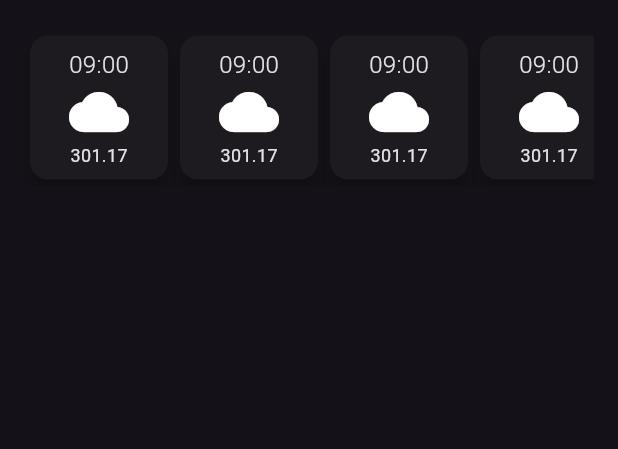
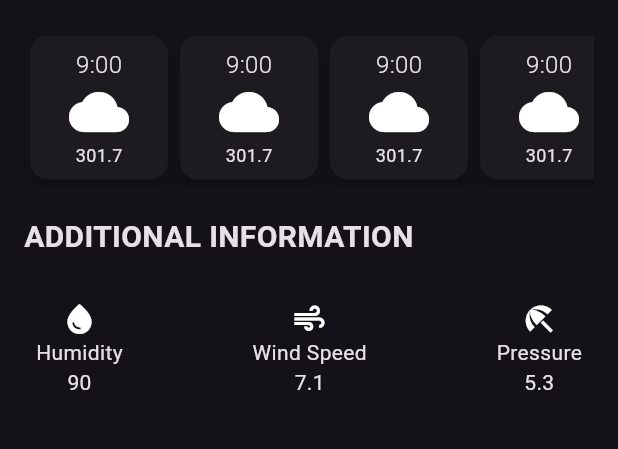
Before and after one commit to aryanxofficial/Weather-App, a Flutter app: the screen it shows after launch, on a phone screen of 412 x 824 dp, the part 449-898 px from its top. Run offline on Flutter 3.47's test engine with Material 2 defaults, Android fonts, the phone set to English and light mode, and no system bars.

```diff
--- /dev/null
+++ b/lib/additional_info.dart
@@ -0,0 +1,27 @@
+import 'package:flutter/material.dart';
+
+class AdditionalInformation extends StatelessWidget {
+  final IconData icon;
+  final String label;
+  final String value;
+  const AdditionalInformation(
+    {super.key,
+    required this.icon,
+    required this.label,
+    required this.value}
+    );
+
+  @override
+  Widget build(BuildContext context) {
+    return Container(
+      padding: const EdgeInsets.all(8),
+      child: Column(
+        children: [
+          Icon(icon),
+          Text(label),
+          Text(value)
+        ],
+      ),
+    );
+  }
+}
--- /dev/null
+++ b/lib/hourly_forecast.dart
@@ -0,0 +1,37 @@
+import 'package:flutter/material.dart';
+
+class HourlyForecast extends StatelessWidget {
+  final String time;
+  final IconData icon;
+  final String temperature;
+  const HourlyForecast({super.key, required this.time, required this.icon, required this.temperature});
+
+  @override
+  Widget build(BuildContext context) {
+    return Container(
+      width: 100,
+      child: Card(
+        elevation: 5,
+        child: Padding(
+          padding: const EdgeInsets.all(8.0),
+          child: Column(
+            children: [
+              Text(
+                time,
+                style: const TextStyle(fontSize: 16, fontWeight: FontWeight.w300),
+              ),
+              Icon(
+                icon,
+                size: 40,
+              ),
+              Text(
+                temperature,
+                style: const TextStyle(fontSize: 12),
+              )
+            ],
+          ),
+        ),
+      ),
+    );
+  }
+}
--- /dev/null
+++ b/lib/secrets.dart
@@ -0,0 +1 @@
+const openWeatherAPIKey = 'ac0a0ec8c4e5bd5a94520f696bb177b6';
--- a/lib/weather_screen.dart
+++ b/lib/weather_screen.dart
@@ -1,8 +1,19 @@
 import 'dart:ui';
 import 'package:flutter/material.dart';
+import 'package:weather_app/additional_info.dart';
+import 'package:weather_app/secrets.dart';
+import 'hourly_forecast.dart';
+import 'package:http/http.dart' as http;
 
 class WeatherScreen extends StatelessWidget {
   const WeatherScreen({super.key});
+
+  //app Id should be always stored in a seperate file and put in gitignore to avoid pushing to github or while deploying
+  Future getCurrentWeather() async {
+    String cityName = 'London';
+    http.get(Uri.parse(
+        'https://api.openweathermap.org/data/2.5/weather?q=$cityName&APPID=$openWeatherAPIKey'));
+  }
 
   @override
   Widget build(BuildContext context) {
@@ -66,20 +77,98 @@ class WeatherScreen extends StatelessWidget {
               scrollDirection: Axis.horizontal,
               child: Row(
                 children: [
-                  HourlyForecast(),
-                  HourlyForecast(),
-                  HourlyForecast(),
-                  HourlyForecast(),
-                  HourlyForecast(),
-                  HourlyForecast(),
-                  HourlyForecast(),
-                  HourlyForecast(),
-                  HourlyForecast(),
-                  HourlyForecast(),
-                  HourlyForecast(),
-                  HourlyForecast(),
+                  HourlyForecast(
+                    icon: Icons.cloud,
+                    temperature: '301.7',
+                    time: '9:00',
+                  ),
+                  HourlyForecast(
+                    icon: Icons.cloud,
+                    temperature: '301.7',
+                    time: '9:00',
+                  ),
+                  HourlyForecast(
+                    icon: Icons.cloud,
+                    temperature: '301.7',
+                    time: '9:00',
+                  ),
+                  HourlyForecast(
+                    icon: Icons.cloud,
+                    temperature: '301.7',
+                    time: '9:00',
+                  ),
+                  HourlyForecast(
+                    icon: Icons.cloud,
+                    temperature: '301.7',
+                    time: '9:00',
+                  ),
+                  HourlyForecast(
+                    icon: Icons.cloud,
+                    temperature: '301.7',
+                    time: '9:00',
+                  ),
+                  HourlyForecast(
+                    icon: Icons.cloud,
+                    temperature: '301.7',
+                    time: '9:00',
+                  ),
+                  HourlyForecast(
+                    icon: Icons.cloud,
+                    temperature: '301.7',
+                    time: '9:00',
+                  ),
+                  HourlyForecast(
+                    icon: Icons.cloud,
+                    temperature: '301.7',
+                    time: '9:00',
+                  ),
+                  HourlyForecast(
+                    icon: Icons.cloud,
+                    temperature: '301.7',
+                    time: '9:00',
+                  ),
+                  HourlyForecast(
+                    icon: Icons.cloud,
+                    temperature: '301.7',
+                    time: '9:00',
+                  ),
+                  HourlyForecast(
+                    icon: Icons.cloud,
+                    temperature: '301.7',
+                    time: '9:00',
+                  ),
                 ],
               ),
+            ),
+            const SizedBox(
+              height: 20,
+            ),
+            const Text(
+              'ADDITIONAL INFORMATION',
+              style: TextStyle(fontSize: 20, fontWeight: FontWeight.bold),
+            ),
+            const SizedBox(
+              height: 20,
+            ),
+            const Row(
+              mainAxisAlignment: MainAxisAlignment.spaceBetween,
+              children: [
+                AdditionalInformation(
+                  icon: Icons.water_drop,
+                  label: 'Humidity',
+                  value: '90',
+                ),
+                AdditionalInformation(
+                  icon: Icons.air,
+                  label: 'Wind Speed',
+                  value: '7.1',
+                ),
+                AdditionalInformation(
+                  icon: Icons.beach_access,
+                  label: 'Pressure',
+                  value: '5.3',
+                ),
+              ],
             )
           ],
         ),
@@ -87,36 +176,3 @@ class WeatherScreen extends StatelessWidget {
     );
   }
 }
-
-class HourlyForecast extends StatelessWidget {
-  const HourlyForecast({super.key});
-
-  @override
-  Widget build(BuildContext context) {
-    return Container(
-      width: 100,
-      child: const Card(
-        elevation: 5,
-        child: Padding(
-          padding: EdgeInsets.all(8.0),
-          child: Column(
-            children: [
-              Text(
-                '09:00',
-                style: TextStyle(fontSize: 16, fontWeight: FontWeight.w300),
-              ),
-              Icon(
-                Icons.cloud,
-                size: 40,
-              ),
-              Text(
-                '301.17',
-                style: TextStyle(fontSize: 12),
-              )
-            ],
-          ),
-        ),
-      ),
-    );
-  }
-}
--- a/pubspec.yaml
+++ b/pubspec.yaml
@@ -30,6 +30,7 @@ environment:
 dependencies:
   flutter:
     sdk: flutter
+  http: ^1.1.0
 
 
   # The following adds the Cupertino Icons font to your application.
```
Also changed, not shown: pubspec.lock.
